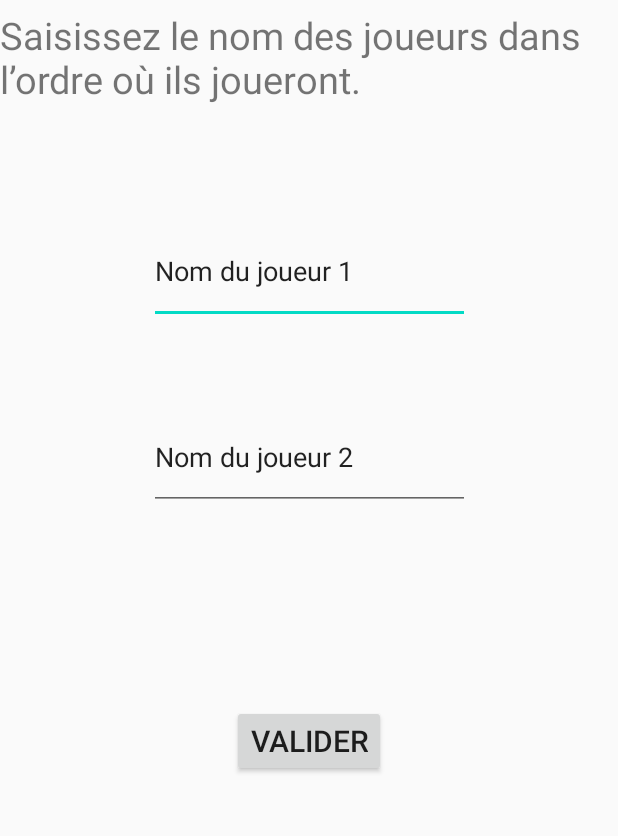
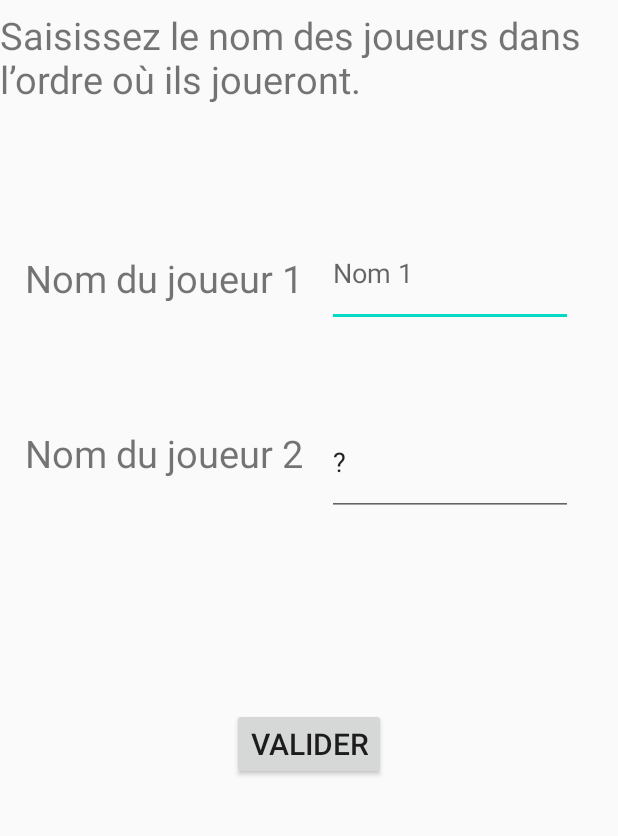
Before and after one commit to DeckyProgrammer/Decky, an Android app: the noms2 screen opened directly, with no data from a screen before it, on a phone screen of 412 x 824 dp, the part 264-1100 px from its top. Run offline under Robolectric (Android 15) with nearby library versions, the phone set to English and light mode, and no system bars.

Commit message:
Update 13/06 n1

```diff
--- a/app/src/main/res/layout/activity_noms2.xml
+++ b/app/src/main/res/layout/activity_noms2.xml
@@ -4,6 +4,7 @@
     xmlns:tools="http://schemas.android.com/tools"
     android:layout_width="match_parent"
     android:layout_height="match_parent">
+
 
     <TextView
         android:id="@+id/textView7"
@@ -20,14 +21,14 @@
 
     <EditText
         android:id="@+id/editTextTextPersonName1"
-        android:layout_width="214dp"
-        android:layout_height="70dp"
+        android:layout_width="164dp"
+        android:layout_height="72dp"
+        android:hint="Nom 1"
         android:ems="10"
         android:inputType="textPersonName"
-        android:text="Nom du joueur 1"
         app:layout_constraintBottom_toBottomOf="parent"
         app:layout_constraintEnd_toEndOf="parent"
-        app:layout_constraintHorizontal_bias="0.5"
+        app:layout_constraintHorizontal_bias="0.88"
         app:layout_constraintStart_toStartOf="parent"
         app:layout_constraintTop_toBottomOf="@+id/textView7"
         app:layout_constraintVertical_bias="0.15" />
@@ -47,13 +48,14 @@
 
     <EditText
         android:id="@+id/editTextTextPersonName2"
-        android:layout_width="214dp"
-        android:layout_height="70dp"
+        android:layout_width="164dp"
+        android:layout_height="72dp"
+        android:text="?"
         android:ems="10"
         android:inputType="textPersonName"
-        android:text="Nom du joueur 2"
         app:layout_constraintBottom_toBottomOf="parent"
         app:layout_constraintEnd_toEndOf="parent"
+        app:layout_constraintHorizontal_bias="0.88"
         app:layout_constraintStart_toStartOf="parent"
         app:layout_constraintTop_toBottomOf="@+id/editTextTextPersonName1"
         app:layout_constraintVertical_bias="0.15" />
@@ -71,4 +73,31 @@
         app:layout_constraintTop_toBottomOf="@+id/editTextTextPersonName2"
         app:layout_constraintVertical_bias="0.5" />
 
+    <TextView
+        android:id="@+id/textView10"
+        android:layout_width="wrap_content"
+        android:layout_height="wrap_content"
+        android:text="Nom du joueur 1"
+        android:textSize="25sp"
+        app:layout_constraintBottom_toBottomOf="parent"
+        app:layout_constraintEnd_toStartOf="@+id/editTextTextPersonName1"
+        app:layout_constraintHorizontal_bias="0.5"
+        app:layout_constraintStart_toStartOf="parent"
+        app:layout_constraintTop_toBottomOf="@+id/textView7"
+        app:layout_constraintVertical_bias="0.18" />
+
+    <TextView
+        android:id="@+id/textView11"
+        android:layout_width="wrap_content"
+        android:layout_height="wrap_content"
+        android:text="Nom du joueur 2"
+        android:textSize="25sp"
+        app:layout_constraintBottom_toBottomOf="parent"
+        app:layout_constraintEnd_toStartOf="@+id/editTextTextPersonName2"
+        app:layout_constraintHorizontal_bias="0.5"
+        app:layout_constraintStart_toStartOf="parent"
+        app:layout_constraintTop_toBottomOf="@+id/textView10"
+        app:layout_constraintVertical_bias="0.20" />
+
+
 </android.support.constraint.ConstraintLayout>
```
